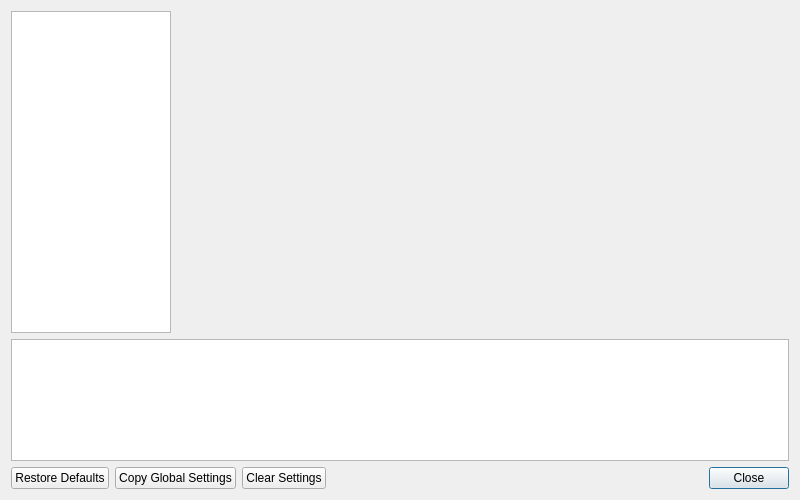
The window that pcsx2-qt/Settings/SettingsWindow.ui (PCSX2/pcsx2) describes before a commit, drawn with Qt 5.
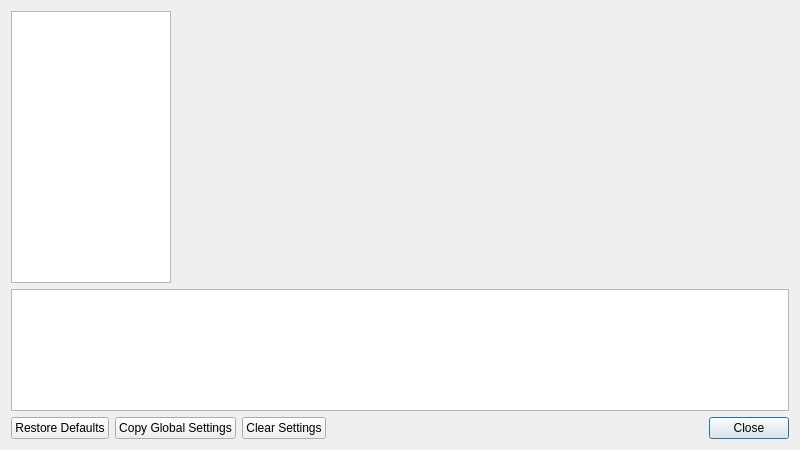
The same window after the commit. Icons and pictures are not drawn.

Commit message:
Qt: Move screenshot section to Recording tab
Qt: Move Video Dump Directory to Folder Settings

```diff
--- a/pcsx2-qt/Settings/SettingsWindow.ui
+++ b/pcsx2-qt/Settings/SettingsWindow.ui
@@ -7,7 +7,7 @@
     <x>0</x>
     <y>0</y>
     <width>800</width>
-    <height>500</height>
+    <height>450</height>
    </rect>
   </property>
   <property name="sizePolicy">
```
The commit also changes 5 other files.
